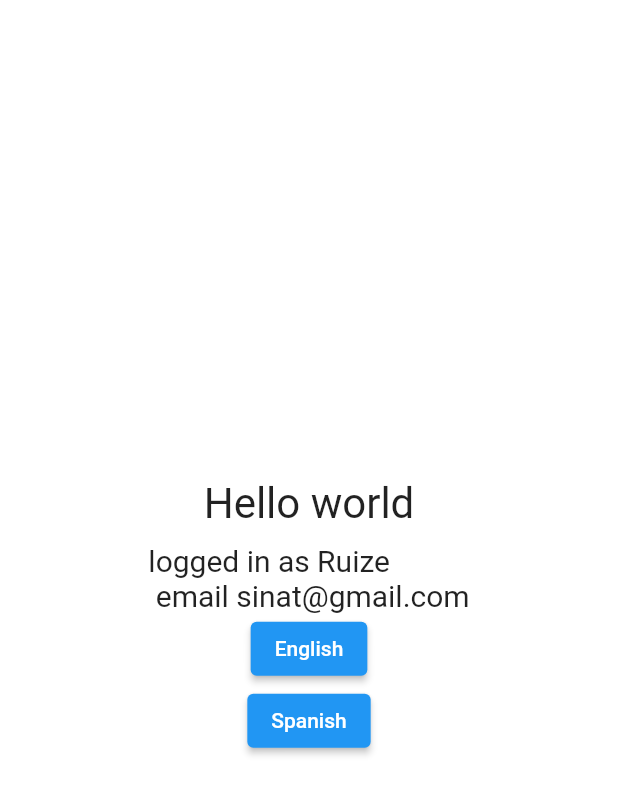
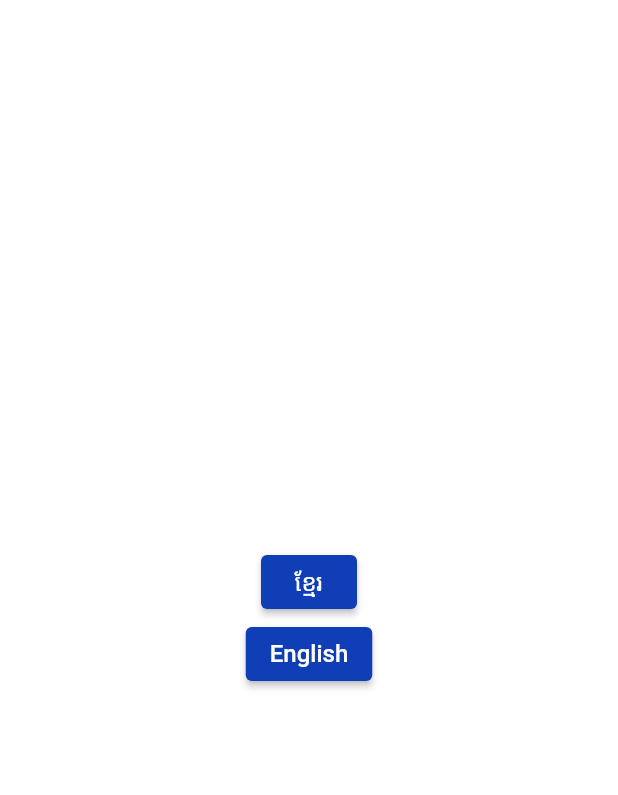
Before and after one commit to K-Car-Care/K-CAR-CARE, a Flutter app: the screen it shows after launch, on a phone screen of 412 x 824 dp. Shown: the top 795 px of the screen. Run offline on Flutter 3.47's test engine with Material 2 defaults, Android fonts, the light colour scheme and no system bars; our stand-ins replace circular_profile_avatar, cloud_firestore, firebase_auth, firebase_core, flutter_svg, geocoding and 7 more; missing offline and left inert: onesignal_flutter; accounts and stored records are empty.

Commit message:
closed #31 Test Translation With Getx

```diff
--- a/lib/main.dart
+++ b/lib/main.dart
@@ -1,13 +1,16 @@
-// ignore_for_file: prefer_const_constructors, avoid_print
+// ignore_for_file: prefer_const_constructors, avoid_print, unused_local_variable
 
 import 'package:firebase_core/firebase_core.dart';
 import 'package:flutter/material.dart';
 import 'package:get/get.dart';
 import 'package:k_car_care_project/constant/theme_constant.dart';
 import 'package:k_car_care_project/screen/authenication_screen/registration_screen.dart';
-import 'package:k_car_care_project/translation_example_screen/messages.dart';
-import 'package:k_car_care_project/translation_example_screen/translation_veiw.dart';
+import 'package:k_car_care_project/screen/home_screen/home_screen.dart';
+import 'package:k_car_care_project/screen/splash_screen.dart';
+import 'package:k_car_care_project/translation/messages.dart';
+
 import 'package:k_car_care_project/screen/notification_screen/detail_notification_screen.dart';
+import 'package:k_car_care_project/translation/translations_controller.dart';
 import 'package:onesignal_flutter/onesignal_flutter.dart';
 
 void main() async {
@@ -22,6 +25,7 @@
 
   @override
   Widget build(BuildContext context) {
+    final messageController = Get.put(MessageController());
     return GetMaterialApp(
       theme: ThemeData(
         scaffoldBackgroundColor: ThemeConstant.lightScheme.background,
@@ -30,12 +34,17 @@
         ),
       ),
       debugShowCheckedModeBanner: false,
-
       translations: Messages(),
-    // translations will be displayed in that locale
-      locale: const Locale('en','US'),
-      fallbackLocale: const Locale('en','US'),
-      home: MessageView(),
+      // locale: const Locale('en', 'US'),
+      locale: Get.deviceLocale,
+      fallbackLocale: const Locale('en', 'US'),
+      home: SplashScreen(),
+      getPages: [
+        GetPage(
+          name: '/myhomescreen',
+          page: () => MyHomeScreen(),
+        ),
+      ],
     );
   }
 }
--- /dev/null
+++ b/lib/screen/language_option_screen.dart
@@ -0,0 +1,69 @@
+// ignore_for_file: prefer_const_constructors
+
+import 'package:flutter/material.dart';
+import 'package:get/get.dart';
+import 'package:k_car_care_project/screen/home_screen/home_screen.dart';
+import 'package:k_car_care_project/translation/translations_controller.dart';
+
+class ChooseLanguageScreen extends StatelessWidget {
+  const ChooseLanguageScreen({Key? key}) : super(key: key);
+
+  @override
+  Widget build(BuildContext context) {
+    final messageController = Get.put(MessageController());
+    return Scaffold(
+      body: SafeArea(
+        child: Center(
+          child: Column(
+            mainAxisAlignment: MainAxisAlignment.end,
+            children: [
+              Spacer(),
+              ElevatedButton(
+                style: ButtonStyle(
+                  backgroundColor: MaterialStateProperty.all(
+                    const Color(0xFF0F3EB6),
+                  ),
+                ),
+                onPressed: () {
+                  debugPrint("Khmer Language");
+                  messageController.changeLaguage('kh', 'KH');
+                  Get.to(
+                    () {
+                      return const MyHomeScreen();
+                    },
+                  );
+                },
+                child: const Text(
+                  "ខ្មែរ",
+                  style: TextStyle(
+                    fontSize: 16,
+                    color: Colors.white,
+                  ),
+                ),
+              ),
+              ElevatedButton(
+                style: ButtonStyle(
+                  backgroundColor: MaterialStateProperty.all(
+                    const Color(0xFF0F3EB6),
+                  ),
+                ),
+                onPressed: () {
+                   messageController.changeLaguage('en', 'US');
+                  Get.toNamed('myhomescreen');
+                },
+                child: const Text(
+                  "English",
+                  style: TextStyle(
+                    fontSize: 16,
+                    color: Colors.white,
+                  ),
+                ),
+              ),
+              Spacer(),
+            ],
+          ),
+        ),
+      ),
+    );
+  }
+}
--- /dev/null
+++ b/lib/translation/messages.dart
@@ -0,0 +1,22 @@
+import 'package:get/get.dart';
+
+class Messages extends Translations {
+  @override
+  Map<String, Map<String, String>> get keys => {
+        'en_US': {
+          //HomeScreen
+          'page': "OverView",
+          'name_service': 'Service',
+          'des_service':'Towing,Fuel,Flat,Tire,Key Service',
+          'logged_in': 'logged in as @name \n email @email',
+
+          //Service
+        },
+        'kh_KH': {
+          'page': 'ទិដ្ឋភាពទូទៅ',
+          'name_service': 'សេវាកម្ម',
+          'des_service':'ឡានអូសទាញ,ឡានប្រេងសាំង',
+          'logged_in': 'inicido seion como @name \n e-mail @email',
+        },
+      };
+}
--- a/lib/translation_example_screen/translation_veiw.dart
+++ b/lib/translation/translation_veiw.dart
@@ -2,7 +2,7 @@
 
 import 'package:flutter/material.dart';
 import 'package:get/get.dart';
-import 'package:k_car_care_project/translation_example_screen/translations_controller.dart';
+import 'package:k_car_care_project/translation/translations_controller.dart';
 
 class MessageView extends StatefulWidget {
   const MessageView({Key? key}) : super(key: key);
--- a/lib/translation_example_screen/messages.dart
+++ /dev/null
@@ -1,15 +0,0 @@
-import 'package:get/get.dart';
-
-class Messages extends Translations {
-  @override
-  Map<String, Map<String, String>> get keys => {
-    'en_US':{
-      'hello':"Hello world",
-      'logged_in':'logged in as @name \n email @email',
-    },
-    'es_ES':{
-      'hello':'សួស្ដី',
-      'logged_in':'inicido seion como @name \n e-mail @email',
-    },
-  };
-}
```
Also changed, not shown: lib/screen/home_screen/home_screen.dart (+18 -10 lines), lib/screen/service_screen/components/reuse_main_card_service.dart (+5 -2 lines), lib/screen/service_screen/main_servce.dart (+64 -43 lines), lib/screen/splash_screen.dart (added, +38 -0 lines), lib/translation/translations_controller.dart (renamed from lib/translation_example_screen/translations_controller.dart).
